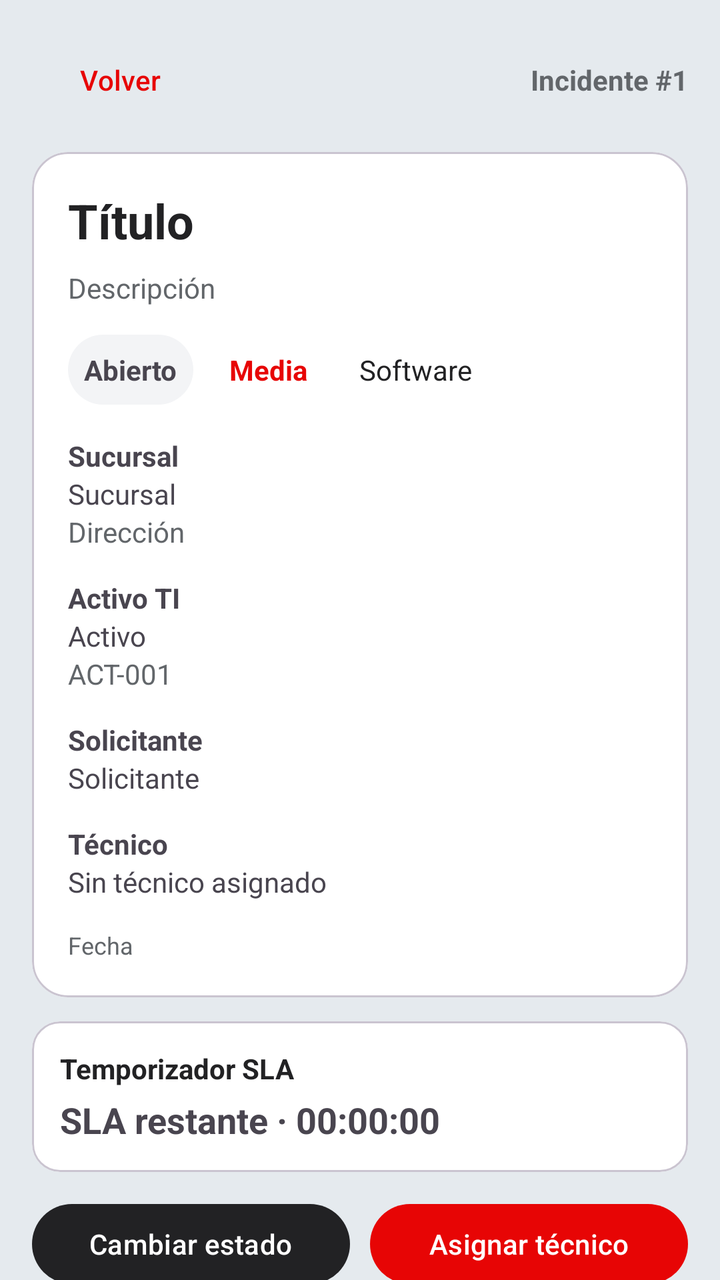
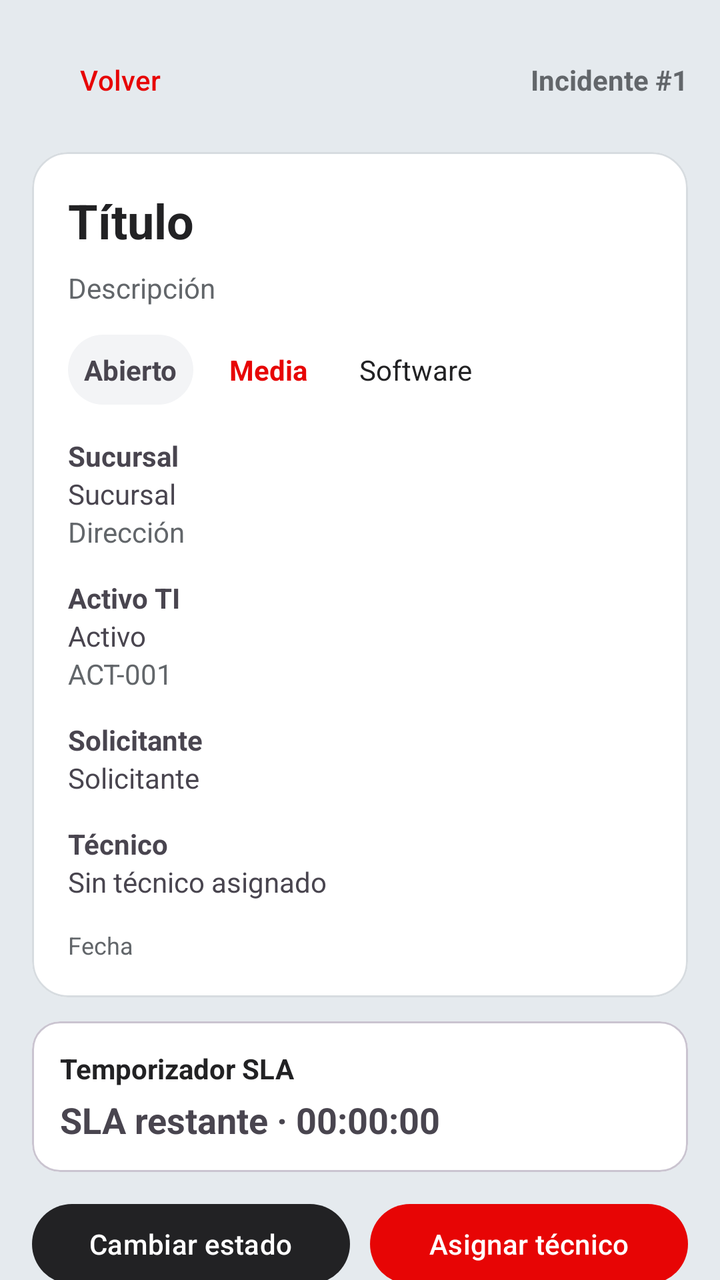

The first picture is an Android layout as it rendered before a commit; the second is the same layout after the commit. The layout source and the unified diff follow.
<!-- AndroidManifest.xml: application theme Theme.IncidentApp -->
<!-- res/layout/fragment_detalle_incidente.xml -->
<?xml version="1.0" encoding="utf-8"?>
<androidx.core.widget.NestedScrollView
    xmlns:android="http://schemas.android.com/apk/res/android"
    xmlns:app="http://schemas.android.com/apk/res-auto"
    xmlns:tools="http://schemas.android.com/tools"
    android:layout_width="match_parent"
    android:layout_height="match_parent"
    android:background="@color/incidentapp_light"
    android:fillViewport="true"
    tools:context=".ui.incidentes.DetalleIncidenteFragment">

    <LinearLayout
        android:layout_width="match_parent"
        android:layout_height="wrap_content"
        android:orientation="vertical"
        android:padding="16dp">

        <LinearLayout
            android:layout_width="match_parent"
            android:layout_height="wrap_content"
            android:gravity="center_vertical"
            android:orientation="horizontal">

            <com.google.android.material.button.MaterialButton
                android:id="@+id/btnVolver"
                style="@style/Widget.Material3.Button.TextButton"
                android:layout_width="wrap_content"
                android:layout_height="wrap_content"
                android:text="Volver"
                android:textAllCaps="false"
                android:textColor="@color/incidentapp_red" />

            <TextView
                android:id="@+id/tvTicket"
                android:layout_width="0dp"
                android:layout_height="wrap_content"
                android:layout_weight="1"
                android:gravity="end"
                android:text="Incidente #1"
                android:textColor="@color/text_secondary"
                android:textStyle="bold" />
        </LinearLayout>

        <com.google.android.material.progressindicator.LinearProgressIndicator
            android:id="@+id/progressDetalle"
            android:layout_width="match_parent"
            android:layout_height="wrap_content"
            android:layout_marginTop="8dp"
            android:visibility="gone"
            app:indicatorColor="@color/incidentapp_red"
            tools:visibility="visible" />

        <com.google.android.material.card.MaterialCardView
            android:layout_width="match_parent"
            android:layout_height="wrap_content"
            android:layout_marginTop="12dp"
            app:cardBackgroundColor="@color/white"
            app:cardCornerRadius="18dp">

            <LinearLayout
                android:layout_width="match_parent"
                android:layout_height="wrap_content"
                android:orientation="vertical"
                android:padding="18dp">

                <TextView
                    android:id="@+id/tvTitulo"
                    android:layout_width="match_parent"
                    android:layout_height="wrap_content"
                    android:text="Título"
                    android:textColor="@color/incidentapp_dark"
                    android:textSize="24sp"
                    android:textStyle="bold" />

                <TextView
                    android:id="@+id/tvDescripcion"
                    android:layout_width="match_parent"
                    android:layout_height="wrap_content"
                    android:layout_marginTop="8dp"
                    android:text="Descripción"
                    android:textColor="@color/text_secondary" />

                <LinearLayout
                    android:layout_width="match_parent"
                    android:layout_height="wrap_content"
                    android:layout_marginTop="14dp"
                    android:orientation="horizontal">

                    <TextView
                        android:id="@+id/tvEstado"
                        android:layout_width="wrap_content"
                        android:layout_height="wrap_content"
                        android:background="@drawable/bg_status"
                        android:padding="8dp"
                        android:text="Abierto"
                        android:textStyle="bold" />

                    <TextView
                        android:id="@+id/tvPrioridad"
                        android:layout_width="wrap_content"
                        android:layout_height="wrap_content"
                        android:layout_marginStart="10dp"
                        android:padding="8dp"
                        android:text="Media"
                        android:textColor="@color/incidentapp_red"
                        android:textStyle="bold" />

                    <TextView
                        android:id="@+id/tvCategoria"
                        android:layout_width="wrap_content"
                        android:layout_height="wrap_content"
                        android:layout_marginStart="10dp"
                        android:padding="8dp"
                        android:text="Software"
                        android:textColor="@color/incidentapp_dark" />
                </LinearLayout>

                <TextView
                    android:layout_width="wrap_content"
                    android:layout_height="wrap_content"
                    android:layout_marginTop="16dp"
                    android:text="Sucursal"
                    android:textStyle="bold" />
                <TextView
                    android:id="@+id/tvSucursal"
                    android:layout_width="match_parent"
                    android:layout_height="wrap_content"
                    android:text="Sucursal" />
                <TextView
                    android:id="@+id/tvDireccion"
                    android:layout_width="match_parent"
                    android:layout_height="wrap_content"
                    android:text="Dirección"
                    android:textColor="@color/text_secondary" />

                <TextView
                    android:layout_width="wrap_content"
                    android:layout_height="wrap_content"
                    android:layout_marginTop="14dp"
                    android:text="Activo TI"
                    android:textStyle="bold" />
                <TextView
                    android:id="@+id/tvActivo"
                    android:layout_width="match_parent"
                    android:layout_height="wrap_content"
                    android:text="Activo" />
                <TextView
                    android:id="@+id/tvCodigoQr"
                    android:layout_width="match_parent"
                    android:layout_height="wrap_content"
                    android:text="ACT-001"
                    android:textColor="@color/text_secondary" />

                <TextView
                    android:layout_width="wrap_content"
                    android:layout_height="wrap_content"
                    android:layout_marginTop="14dp"
                    android:text="Solicitante"
                    android:textStyle="bold" />
                <TextView
                    android:id="@+id/tvSolicitante"
                    android:layout_width="match_parent"
                    android:layout_height="wrap_content"
                    android:text="Solicitante" />

                <TextView
                    android:layout_width="wrap_content"
                    android:layout_height="wrap_content"
                    android:layout_marginTop="14dp"
                    android:text="Técnico"
                    android:textStyle="bold" />
                <TextView
                    android:id="@+id/tvTecnico"
                    android:layout_width="match_parent"
                    android:layout_height="wrap_content"
                    android:text="Sin técnico asignado" />

                <TextView
                    android:id="@+id/tvFecha"
                    android:layout_width="match_parent"
                    android:layout_height="wrap_content"
                    android:layout_marginTop="14dp"
                    android:text="Fecha"
                    android:textColor="@color/text_secondary"
                    android:textSize="12sp" />
            </LinearLayout>
        </com.google.android.material.card.MaterialCardView>

        <com.google.android.material.card.MaterialCardView
            android:layout_width="match_parent"
            android:layout_height="wrap_content"
            android:layout_marginTop="12dp"
            app:cardCornerRadius="14dp"
            app:cardBackgroundColor="@color/white">
            <LinearLayout
                android:layout_width="match_parent"
                android:layout_height="wrap_content"
                android:orientation="vertical"
                android:padding="14dp">

                <TextView
                    android:layout_width="wrap_content"
                    android:layout_height="wrap_content"
                    android:text="Temporizador SLA"
                    android:textStyle="bold"
                    android:textColor="@color/incidentapp_dark"/>

                <TextView
                    android:id="@+id/tvSlaDetalle"
                    android:layout_width="match_parent"
                    android:layout_height="wrap_content"
                    android:layout_marginTop="4dp"
                    android:text="SLA restante · 00:00:00"
                    android:textSize="18sp"
                    android:textStyle="bold"/>

            </LinearLayout>
        </com.google.android.material.card.MaterialCardView>

        <LinearLayout
            android:layout_width="match_parent"
            android:layout_height="wrap_content"
            android:layout_marginTop="12dp"
            android:orientation="horizontal">

            <com.google.android.material.button.MaterialButton
                android:id="@+id/btnCambiarEstado"
                android:layout_width="0dp"
                android:layout_height="wrap_content"
                android:layout_marginEnd="5dp"
                android:layout_weight="1"
                android:text="Cambiar estado"
                android:textAllCaps="false"
                app:backgroundTint="@color/incidentapp_dark" />

            <com.google.android.material.button.MaterialButton
                android:id="@+id/btnAsignarTecnico"
                android:layout_width="0dp"
                android:layout_height="wrap_content"
                android:layout_marginStart="5dp"
                android:layout_weight="1"
                android:text="Asignar técnico"
                android:textAllCaps="false"
                app:backgroundTint="@color/incidentapp_red" />
        </LinearLayout>

        <com.google.android.material.button.MaterialButton
            android:id="@+id/btnCambiarPrioridad"
            style="@style/Widget.Material3.Button.OutlinedButton"
            android:layout_width="match_parent"
            android:layout_height="wrap_content"
            android:layout_marginTop="10dp"
            android:text="Cambiar prioridad"
            android:textAllCaps="false"
            android:visibility="gone"
            app:strokeColor="@color/incidentapp_red"
            android:textColor="@color/incidentapp_red" />

        <com.google.android.material.button.MaterialButton
            android:id="@+id/btnComoLlegar"
            style="@style/Widget.Material3.Button.OutlinedButton"
            android:layout_width="match_parent"
            android:layout_height="wrap_content"
            android:layout_marginTop="10dp"
            android:text="Cómo llegar a la sucursal"
            android:textAllCaps="false"
            android:visibility="gone" />

        <com.google.android.material.button.MaterialButton
            android:id="@+id/btnVerificarActivo"
            android:layout_width="match_parent"
            android:layout_height="wrap_content"
            android:layout_marginTop="10dp"
            android:text="Verificar activo con QR"
            android:textAllCaps="false"
            android:visibility="gone"
            app:backgroundTint="@color/incidentapp_dark" />

        <com.google.android.material.button.MaterialButton
            android:id="@+id/btnSolicitarAnulacion"
            style="@style/Widget.Material3.Button.OutlinedButton"
            android:layout_width="match_parent"
            android:layout_height="wrap_content"
            android:layout_marginTop="10dp"
            android:text="Anular incidente"
            android:textAllCaps="false"
            android:textColor="@color/incidentapp_red"
            android:visibility="gone"
            app:strokeColor="@color/incidentapp_red" />

        <TextView
            android:id="@+id/tvSolicitudAnulacion"
            android:layout_width="match_parent"
            android:layout_height="wrap_content"
            android:layout_marginTop="8dp"
            android:textColor="@color/incidentapp_red"
            android:textStyle="bold"
            android:visibility="gone" />

        <com.google.android.material.button.MaterialButton
            android:id="@+id/btnEliminarIncidente"
            android:layout_width="match_parent"
            android:layout_height="wrap_content"
            android:layout_marginTop="10dp"
            android:text="Eliminar incidente"
            android:textAllCaps="false"
            android:textColor="@color/white"
            android:visibility="gone"
            app:backgroundTint="@color/incidentapp_red" />

        <TextView
            android:layout_width="wrap_content"
            android:layout_height="wrap_content"
            android:layout_marginTop="24dp"
            android:text="Fotos"
            android:textColor="@color/incidentapp_dark"
            android:textSize="18sp"
            android:textStyle="bold" />

        <TextView
            android:id="@+id/tvSinFotos"
            android:layout_width="match_parent"
            android:layout_height="wrap_content"
            android:layout_marginTop="8dp"
            android:text="Este incidente no tiene fotos adjuntas"
            android:textColor="@color/text_secondary" />

        <HorizontalScrollView
            android:layout_width="match_parent"
            android:layout_height="wrap_content"
            android:layout_marginTop="8dp"
            android:scrollbars="none">
            <LinearLayout
                android:id="@+id/contenedorFotos"
                android:layout_width="wrap_content"
                android:layout_height="wrap_content"
                android:orientation="horizontal" />
        </HorizontalScrollView>

        <TextView
            android:layout_width="wrap_content"
            android:layout_height="wrap_content"
            android:layout_marginTop="24dp"
            android:text="Historial"
            android:textColor="@color/incidentapp_dark"
            android:textSize="18sp"
            android:textStyle="bold" />

        <TextView
            android:id="@+id/tvSinHistorial"
            android:layout_width="match_parent"
            android:layout_height="wrap_content"
            android:layout_marginTop="8dp"
            android:text="Todavía no hay cambios de estado"
            android:textColor="@color/text_secondary"
            android:visibility="gone" />

        <androidx.recyclerview.widget.RecyclerView
            android:id="@+id/recyclerHistorial"
            android:layout_width="match_parent"
            android:layout_height="wrap_content"
            android:layout_marginTop="8dp"
            tools:listitem="@layout/item_historial" />

    </LinearLayout>
</androidx.core.widget.NestedScrollView>
<!-- res/layout/item_historial.xml (included above) -->
<?xml version="1.0" encoding="utf-8"?>
<com.google.android.material.card.MaterialCardView
    xmlns:android="http://schemas.android.com/apk/res/android"
    xmlns:app="http://schemas.android.com/apk/res-auto"
    android:layout_width="match_parent"
    android:layout_height="wrap_content"
    android:layout_marginBottom="8dp"
    app:cardBackgroundColor="#FAFAFA"
    app:cardCornerRadius="12dp"
    app:strokeColor="#E0E0E0"
    app:strokeWidth="1dp">

    <LinearLayout
        android:layout_width="match_parent"
        android:layout_height="wrap_content"
        android:orientation="vertical"
        android:padding="12dp">

        <TextView
            android:id="@+id/tvCambio"
            android:layout_width="match_parent"
            android:layout_height="wrap_content"
            android:text="Abierto → En proceso"
            android:textColor="@color/incidentapp_dark"
            android:textStyle="bold" />

        <TextView
            android:id="@+id/tvComentario"
            android:layout_width="match_parent"
            android:layout_height="wrap_content"
            android:layout_marginTop="5dp"
            android:text="Comentario"
            android:textColor="@color/incidentapp_dark" />

        <TextView
            android:id="@+id/tvUsuario"
            android:layout_width="match_parent"
            android:layout_height="wrap_content"
            android:layout_marginTop="6dp"
            android:text="Usuario · Rol"
            android:textColor="@color/text_secondary"
            android:textSize="12sp" />

        <TextView
            android:id="@+id/tvFecha"
            android:layout_width="match_parent"
            android:layout_height="wrap_content"
            android:text="Fecha"
            android:textColor="@color/text_secondary"
            android:textSize="12sp" />
    </LinearLayout>
</com.google.android.material.card.MaterialCardView>
<!-- resources referenced by this layout -->
<resources>
  <color name="incidentapp_dark">#222224</color>
  <color name="incidentapp_light">#E5EAEE</color>
  <color name="incidentapp_red">#E70505</color>
  <color name="text_secondary">#62666A</color>
  <color name="white">#FFFFFF</color>
  <!-- drawable bg_status (drawable) -->
  <?xml version="1.0" encoding="utf-8"?>
  <shape xmlns:android="http://schemas.android.com/apk/res/android" android:shape="rectangle">
      <solid android:color="#F3F4F6" />
      <corners android:radius="20dp" />
  </shape>
  <style name="Theme.IncidentApp" parent="Base.Theme.IncidentApp" />
  <style name="Base.Theme.IncidentApp" parent="Theme.Material3.Light.NoActionBar">
          <item name="colorPrimary">@color/incidentapp_red</item>
          <item name="colorOnPrimary">@color/white</item>
          <item name="colorSecondary">@color/incidentapp_dark</item>
          <item name="colorSurface">@color/white</item>
          <item name="colorOnSurface">@color/incidentapp_dark</item>
          <item name="android:windowLightStatusBar">true</item>
          <item name="android:statusBarColor">@color/incidentapp_light</item>
          <item name="android:navigationBarColor">@color/incidentapp_light</item>
      </style>
</resources>

<!-- the commit's change to res/layout/fragment_detalle_incidente.xml (unified diff, before → after) -->
@@ -51,11 +51,14 @@
             tools:visibility="visible" />
 
         <com.google.android.material.card.MaterialCardView
+            android:id="@+id/cardResumenIncidente"
             android:layout_width="match_parent"
             android:layout_height="wrap_content"
             android:layout_marginTop="12dp"
             app:cardBackgroundColor="@color/white"
-            app:cardCornerRadius="18dp">
+            app:cardCornerRadius="18dp"
+            app:strokeColor="#D7DCE0"
+            app:strokeWidth="1dp">
 
             <LinearLayout
                 android:layout_width="match_parent"
